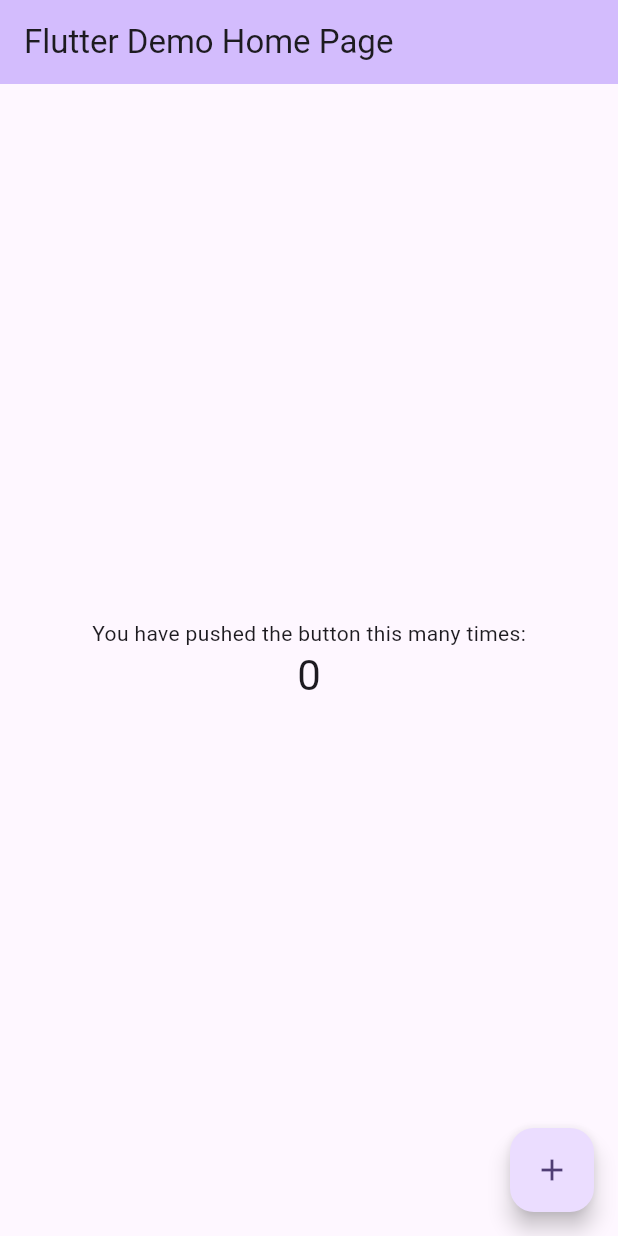
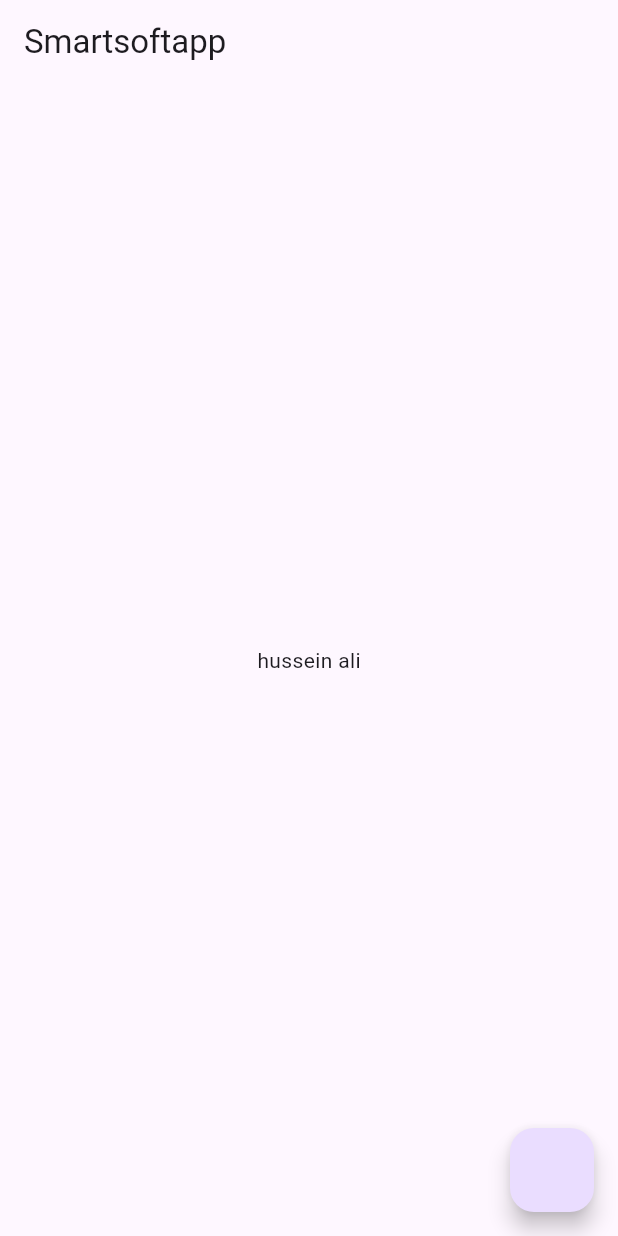
Before and after one commit to kerberos-eg/SmartSoftApp, a Flutter app: the screen it shows after launch, on a phone screen of 412 x 824 dp. Run offline on Flutter 3.47's test engine with Material 3 defaults, Android fonts, the light colour scheme and no system bars.

Commit message:
continue tutorial office

```diff
--- a/lib/main.dart
+++ b/lib/main.dart
@@ -1,125 +1,15 @@
 import 'package:flutter/material.dart';
 
 void main() {
-  runApp(const MyApp());
+  runApp(MaterialApp(
+    home: Scaffold(
+      appBar: AppBar(
+        title: Text('Smartsoftapp'),
+      ),
+      floatingActionButton: FloatingActionButton(onPressed: () {}),
+      body: Center(
+        child: Text('hussein ali'),
+      ),
+    ),
+  ));
 }
-
-class MyApp extends StatelessWidget {
-  const MyApp({super.key});
-
-  // This widget is the root of your application.
-  @override
-  Widget build(BuildContext context) {
-    return MaterialApp(
-      title: 'Flutter Demo',
-      theme: ThemeData(
-        // This is the theme of your application.
-        //
-        // TRY THIS: Try running your application with "flutter run". You'll see
-        // the application has a purple toolbar. Then, without quitting the app,
-        // try changing the seedColor in the colorScheme below to Colors.green
-        // and then invoke "hot reload" (save your changes or press the "hot
-        // reload" button in a Flutter-supported IDE, or press "r" if you used
-        // the command line to start the app).
-        //
-        // Notice that the counter didn't reset back to zero; the application
-        // state is not lost during the reload. To reset the state, use hot
-        // restart instead.
-        //
-        // This works for code too, not just values: Most code changes can be
-        // tested with just a hot reload.
-        colorScheme: ColorScheme.fromSeed(seedColor: Colors.deepPurple),
-        useMaterial3: true,
-      ),
-      home: const MyHomePage(title: 'Flutter Demo Home Page'),
-    );
-  }
-}
-
-class MyHomePage extends StatefulWidget {
-  const MyHomePage({super.key, required this.title});
-
-  // This widget is the home page of your application. It is stateful, meaning
-  // that it has a State object (defined below) that contains fields that affect
-  // how it looks.
-
-  // This class is the configuration for the state. It holds the values (in this
-  // case the title) provided by the parent (in this case the App widget) and
-  // used by the build method of the State. Fields in a Widget subclass are
-  // always marked "final".
-
-  final String title;
-
-  @override
-  State<MyHomePage> createState() => _MyHomePageState();
-}
-
-class _MyHomePageState extends State<MyHomePage> {
-  int _counter = 0;
-
-  void _incrementCounter() {
-    setState(() {
-      // This call to setState tells the Flutter framework that something has
-      // changed in this State, which causes it to rerun the build method below
-      // so that the display can reflect the updated values. If we changed
-      // _counter without calling setState(), then the build method would not be
-      // called again, and so nothing would appear to happen.
-      _counter++;
-    });
-  }
-
-  @override
-  Widget build(BuildContext context) {
-    // This method is rerun every time setState is called, for instance as done
-    // by the _incrementCounter method above.
-    //
-    // The Flutter framework has been optimized to make rerunning build methods
-    // fast, so that you can just rebuild anything that needs updating rather
-    // than having to individually change instances of widgets.
-    return Scaffold(
-      appBar: AppBar(
-        // TRY THIS: Try changing the color here to a specific color (to
-        // Colors.amber, perhaps?) and trigger a hot reload to see the AppBar
-        // change color while the other colors stay the same.
-        backgroundColor: Theme.of(context).colorScheme.inversePrimary,
-        // Here we take the value from the MyHomePage object that was created by
-        // the App.build method, and use it to set our appbar title.
-        title: Text(widget.title),
-      ),
-      body: Center(
-        // Center is a layout widget. It takes a single child and positions it
-        // in the middle of the parent.
-        child: Column(
-          // Column is also a layout widget. It takes a list of children and
-          // arranges them vertically. By default, it sizes itself to fit its
-          // children horizontally, and tries to be as tall as its parent.
-          //
-          // Column has various properties to control how it sizes itself and
-          // how it positions its children. Here we use mainAxisAlignment to
-          // center the children vertically; the main axis here is the vertical
-          // axis because Columns are vertical (the cross axis would be
-          // horizontal).
-          //
-          // TRY THIS: Invoke "debug painting" (choose the "Toggle Debug Paint"
-          // action in the IDE, or press "p" in the console), to see the
-          // wireframe for each widget.
-          mainAxisAlignment: MainAxisAlignment.center,
-          children: <Widget>[
-            const Text(
-              'You have pushed the button this many times:',
-            ),
-            Text(
-              '$_counter',
-              style: Theme.of(context).textTheme.headlineMedium,
-            ),
-          ],
-        ),
-      ),
-      floatingActionButton: FloatingActionButton(
-        onPressed: _incrementCounter,
-        tooltip: 'Increment',
-        child: const Icon(Icons.add),
-      ), // This trailing comma makes auto-formatting nicer for build methods.
-    );
-  }
-}
```
